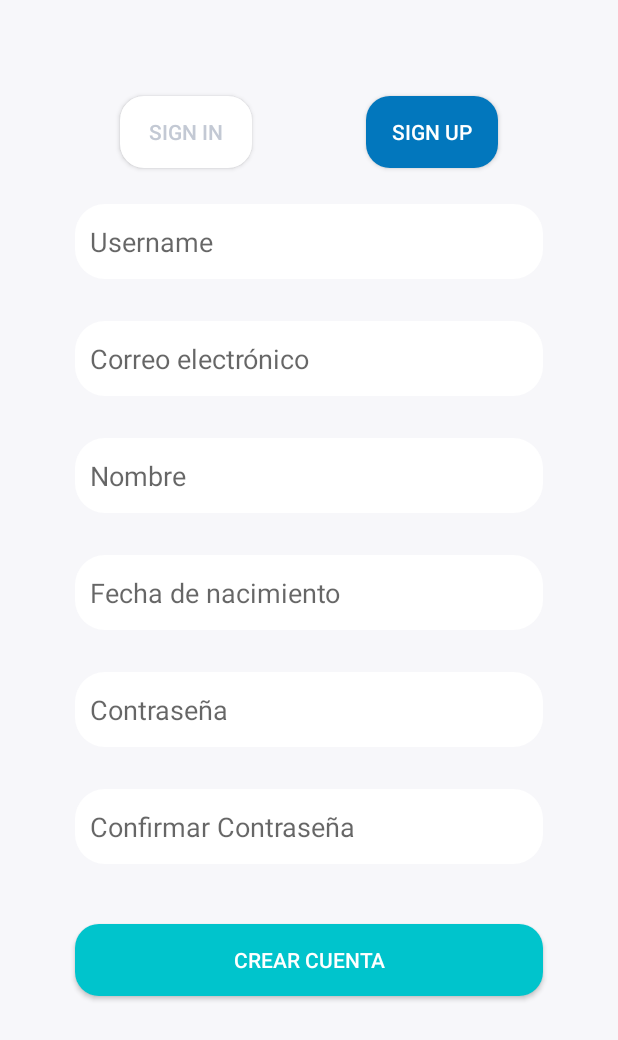
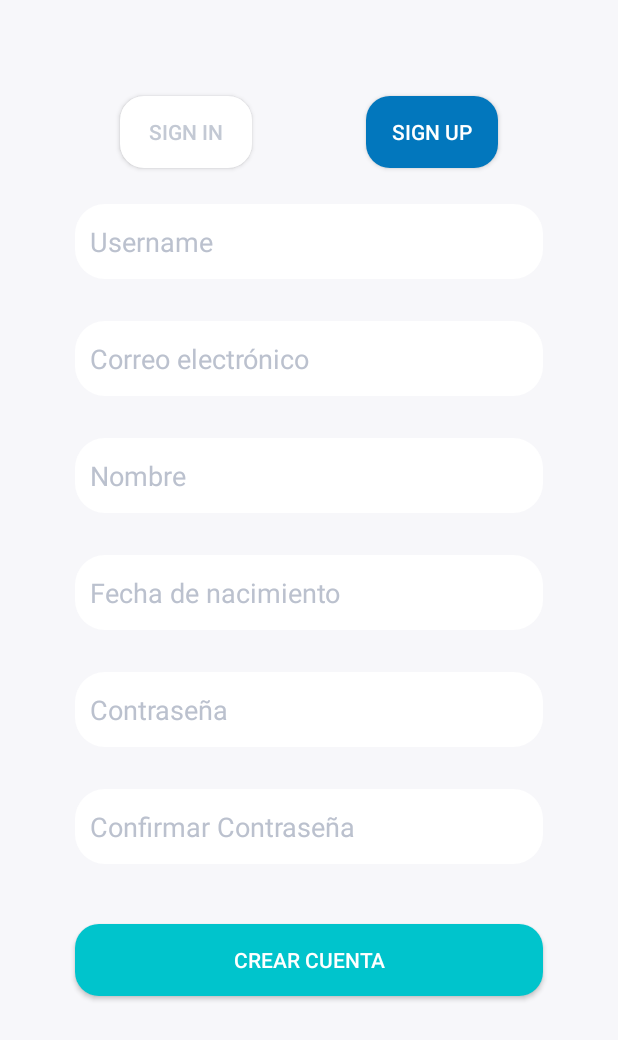
Before and after one commit to javidran/petland-app, an Android app: the SignUpActivity screen opened directly, with no data from a screen before it, on a phone screen of 412 x 824 dp. Shown: the top 1040 px of the screen. Run offline under Robolectric (Android 15) with nearby library versions, the phone set to English and light mode, and no system bars.

Commit message:
Nuevos colorcitos de textos

```diff
--- a/app/src/main/res/layout/activity_signin.xml
+++ b/app/src/main/res/layout/activity_signin.xml
@@ -45,8 +45,11 @@
         android:layout_marginEnd="50dp"
         android:background="@drawable/edittext_without_corners"
         android:ems="10"
+        android:textColorHint="#BBC1CE"
         android:hint="Contraseña"
+        android:textColor="#9E9E9E"
         android:inputType="textPassword"
+
         app:layout_constraintEnd_toEndOf="parent"
         app:layout_constraintHorizontal_bias="1.0"
         app:layout_constraintStart_toStartOf="parent"
@@ -62,7 +65,9 @@
         android:layout_marginEnd="50dp"
         android:background="@drawable/edittext_without_corners"
         android:ems="10"
+        android:textColorHint="#BBC1CE"
         android:hint="Username o Correo electronico"
+        android:textColor="#9E9E9E"
         android:inputType="textEmailAddress"
         app:layout_constraintEnd_toEndOf="parent"
         app:layout_constraintHorizontal_bias="1.0"
--- a/app/src/main/res/layout/activity_signup.xml
+++ b/app/src/main/res/layout/activity_signup.xml
@@ -49,7 +49,9 @@
         android:layout_marginEnd="50dp"
         android:background="@drawable/edittext_without_corners"
         android:ems="10"
+        android:textColorHint="#BBC1CE"
         android:hint="Username"
+        android:textColor="#BDBDBD"
         android:inputType="textEmailAddress"
         app:layout_constraintEnd_toEndOf="parent"
         app:layout_constraintHorizontal_bias="0.0"
@@ -66,7 +68,9 @@
         android:layout_marginEnd="50dp"
         android:background="@drawable/edittext_without_corners"
         android:ems="10"
+        android:textColorHint="#BBC1CE"
         android:hint="Correo electrónico"
+        android:textColor="#BDBDBD"
         android:inputType="textEmailAddress"
         app:layout_constraintEnd_toEndOf="parent"
         app:layout_constraintHorizontal_bias="1.0"
@@ -83,7 +87,9 @@
         android:layout_marginEnd="50dp"
         android:background="@drawable/edittext_without_corners"
         android:ems="10"
+        android:textColorHint="#BBC1CE"
         android:hint="Nombre"
+        android:textColor="#9E9E9E"
         android:inputType="textPersonName"
         app:layout_constraintEnd_toEndOf="parent"
         app:layout_constraintHorizontal_bias="0.0"
@@ -100,7 +106,9 @@
         android:layout_marginEnd="50dp"
         android:background="@drawable/edittext_without_corners"
         android:ems="10"
+        android:textColorHint="#BBC1CE"
         android:hint="Fecha de nacimiento"
+        android:textColor="#9E9E9E"
         android:inputType="textPostalAddress"
         app:layout_constraintEnd_toEndOf="parent"
         app:layout_constraintHorizontal_bias="1.0"
@@ -117,7 +125,9 @@
         android:layout_marginEnd="50dp"
         android:background="@drawable/edittext_without_corners"
         android:ems="10"
+        android:textColorHint="#BBC1CE"
         android:hint="Contraseña"
+        android:textColor="#9E9E9E"
         android:inputType="textPassword"
         app:layout_constraintEnd_toEndOf="parent"
         app:layout_constraintHorizontal_bias="0.0"
@@ -134,7 +144,9 @@
         android:layout_marginEnd="50dp"
         android:background="@drawable/edittext_without_corners"
         android:ems="10"
+        android:textColorHint="#BBC1CE"
         android:hint="Confirmar Contraseña"
+        android:textColor="#9E9E9E"
         android:inputType="textPassword"
         app:layout_constraintEnd_toEndOf="parent"
         app:layout_constraintHorizontal_bias="0.0"
```
